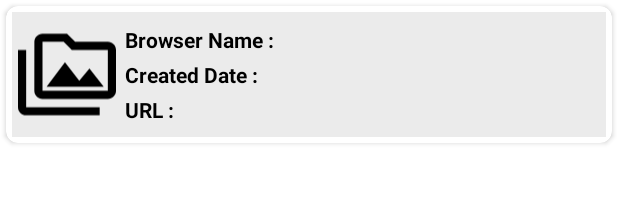
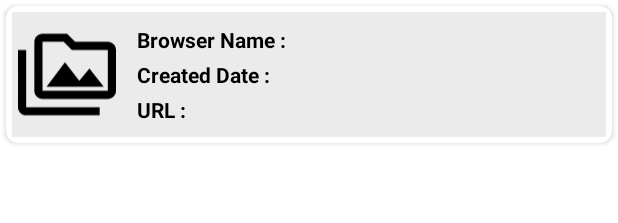
Before and after one commit to javadssmsh/Accessibility-Service, an Android app: the layout item_log.xml on its own in the app's theme, with its tools: preview values and no code run, on a phone screen of 412 x 824 dp. Shown: the top 223 px of the screen. Run offline under Robolectric (Android 15) with nearby library versions, the phone set to English and light mode, and no system bars.

Commit message:
Update item_log.xml

```diff
--- a/app/src/main/res/layout/item_log.xml
+++ b/app/src/main/res/layout/item_log.xml
@@ -10,7 +10,7 @@
         android:layout_width="match_parent"
         android:layout_height="wrap_content"
         android:layout_margin="@dimen/margin_1"
-        android:background="#EBEBEB"
+        android:background="@color/item_color"
         android:orientation="horizontal">
 
         <ImageView
@@ -23,6 +23,7 @@
         <LinearLayout
             android:layout_width="match_parent"
             android:layout_height="match_parent"
+            android:layout_marginLeft="@dimen/margin_2"
             android:gravity="center_vertical"
             android:orientation="vertical">
 
```
